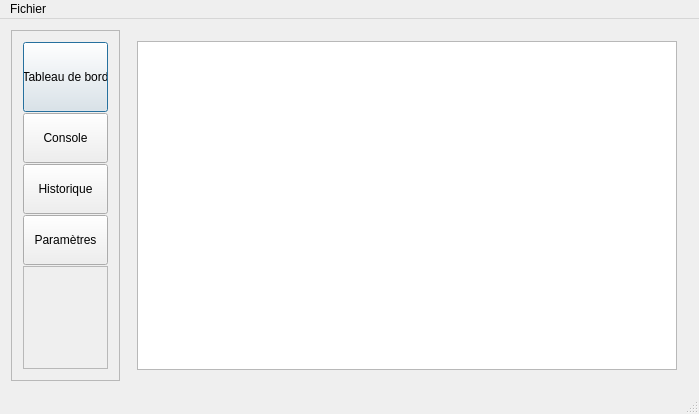
Old version of the form Programmation/Codes fonctionnels/Logger20/FenPrincipale.ui in the repository mjc-ermont/2011.
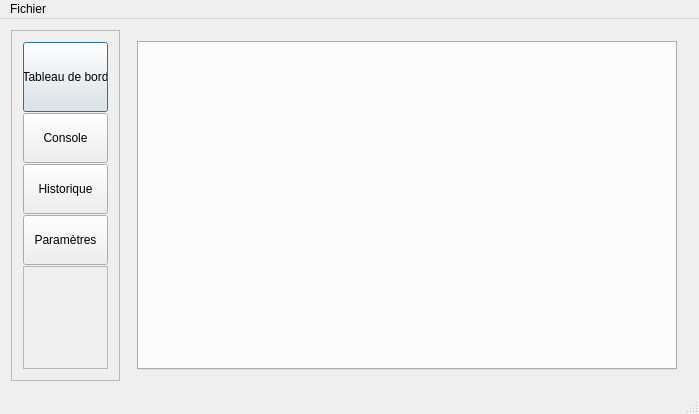
New version of the form. The open tabs and pages were chosen to show the change.

What changed in the file:
```diff
--- a/Programmation/Codes fonctionnels/Logger20/FenPrincipale.ui
+++ b/Programmation/Codes fonctionnels/Logger20/FenPrincipale.ui
@@ -155,7 +155,7 @@
         <widget class="QWidget" name="historique">
          <layout class="QVBoxLayout" name="verticalLayout_3">
           <item>
-           <widget class="QTableView" name="table"/>
+           <widget class="QTabWidget" name="tab_historique"/>
           </item>
          </layout>
         </widget>
```
Left out of the diff: 5 changed lines with no effect on the pictures.
